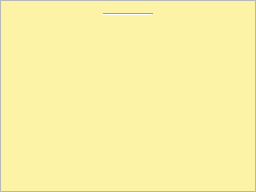
Old version of the form src/noteblock.ui in the repository ZhujinLi/SomeNotes.
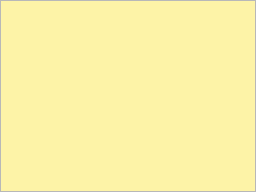
New version of the form.

Commit message: Use code to generate ControlBar

```diff
--- a/src/noteblock.ui
+++ b/src/noteblock.ui
@@ -119,36 +119,7 @@
   <property name="lineWrapMode">
    <enum>QPlainTextEdit::WidgetWidth</enum>
   </property>
-  <layout class="QVBoxLayout" name="verticalLayout">
-   <item alignment="Qt::AlignHCenter|Qt::AlignTop">
-    <widget class="Line" name="ControlLine">
-     <property name="sizePolicy">
-      <sizepolicy hsizetype="Minimum" vsizetype="Minimum">
-       <horstretch>0</horstretch>
-       <verstretch>0</verstretch>
-      </sizepolicy>
-     </property>
-     <property name="minimumSize">
-      <size>
-       <width>50</width>
-       <height>5</height>
-      </size>
-     </property>
-     <property name="cursor">
-      <cursorShape>OpenHandCursor</cursorShape>
-     </property>
-     <property name="frameShadow">
-      <enum>QFrame::Sunken</enum>
-     </property>
-     <property name="lineWidth">
-      <number>1</number>
-     </property>
-     <property name="orientation">
-      <enum>Qt::Horizontal</enum>
-     </property>
-    </widget>
-   </item>
-  </layout>
+  <layout class="QVBoxLayout" name="verticalLayout"/>
  </widget>
  <layoutdefault spacing="6" margin="11"/>
  <resources/>
```
The commit also changes 6 other files.
